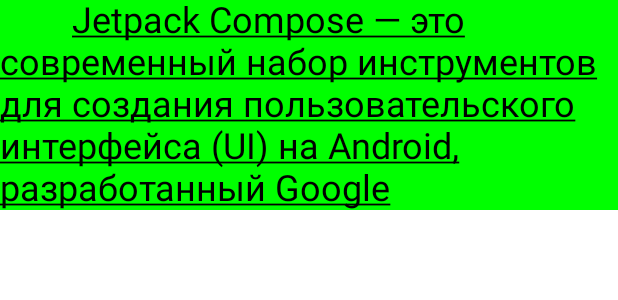
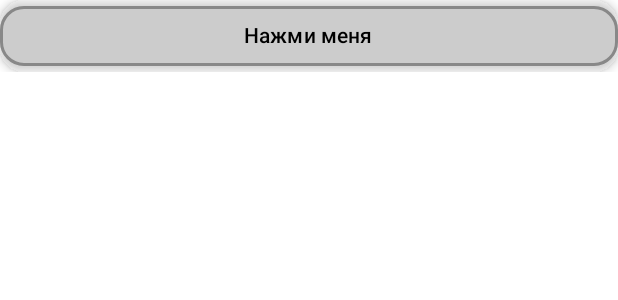
Before and after one commit to irina410/PR_Kotlin_1modul, an Android app built with Jetpack Compose: the @Preview function HelloPreviewPortrait, on a phone screen of 412 x 824 dp. Shown: the top 300 px of the screen. Run offline under Robolectric (Android 15) with nearby library versions, the phone set to English and light mode, and no system bars.

Commit message:
task4 Button

```diff
--- a/app/src/main/java/com/example/pr_kotlin_1modul/MainActivity.kt
+++ b/app/src/main/java/com/example/pr_kotlin_1modul/MainActivity.kt
@@ -4,13 +4,19 @@ import android.os.Bundle
 import androidx.activity.ComponentActivity
 import androidx.activity.compose.setContent
 import androidx.activity.enableEdgeToEdge
+import androidx.compose.foundation.BorderStroke
 import androidx.compose.foundation.background
 import androidx.compose.foundation.layout.Box
+import androidx.compose.foundation.layout.fillMaxWidth
 import androidx.compose.foundation.layout.padding
 import androidx.compose.foundation.layout.safeDrawingPadding
+import androidx.compose.foundation.shape.RoundedCornerShape
+import androidx.compose.material3.Button
+import androidx.compose.material3.ButtonDefaults
 import androidx.compose.material3.Text
 import androidx.compose.runtime.Composable
 import androidx.compose.ui.Modifier
+import androidx.compose.ui.draw.shadow
 import androidx.compose.ui.graphics.Color
 import androidx.compose.ui.res.stringResource
 import androidx.compose.ui.text.TextStyle
@@ -48,16 +54,20 @@ fun Hello(name: String?) {
 @Preview(name = "portrait", showSystemUi = true)
 @Composable
 fun HelloPreviewPortrait() {
-    Text(
-        text = stringResource(R.string.compose_description),
-        fontSize = 24.sp,
-        color = Color.Black,
-        textDecoration = TextDecoration.Underline,
-        style = TextStyle(
-            textIndent = TextIndent(firstLine = 48.sp)
-        ),
-        modifier = Modifier.background(Color.Green)
-    )
+    Button(
+        onClick = { /* действие */ },
+        modifier = Modifier
+            .fillMaxWidth()
+            .shadow(4.dp, RoundedCornerShape(16.dp)),
+        shape = RoundedCornerShape(16.dp),
+        border = BorderStroke(2.dp, Color.Gray),
+        colors = ButtonDefaults.buttonColors(
+            containerColor = Color.LightGray,
+            contentColor = Color.Black
+        )
+    ) {
+        Text(text = "Нажми меня", color = Color.Black)
+    }
 }
 
 @Preview(name = "landscape", showSystemUi = true, device = "spec:orientation=landscape,width=411dp,height=891dp")
```
